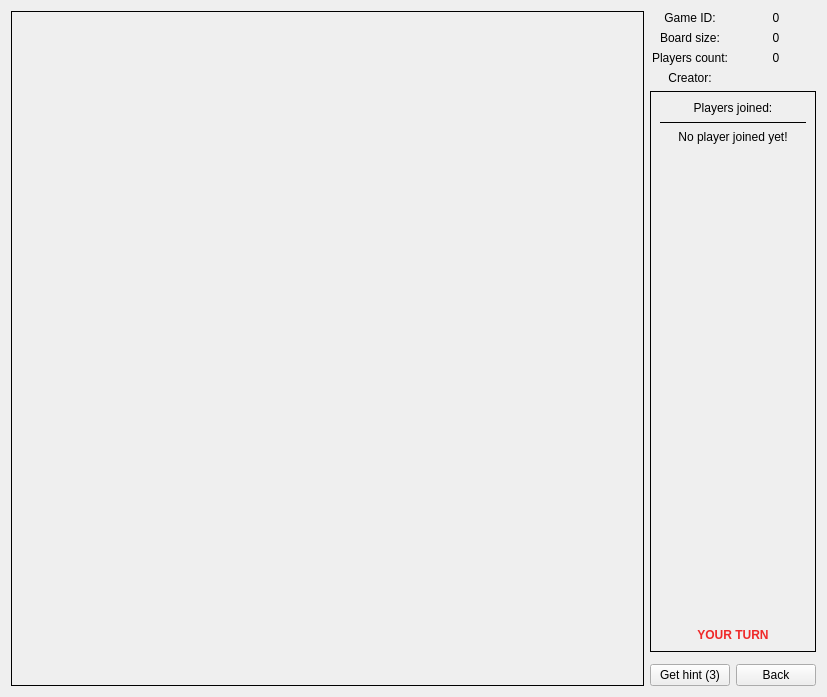
Qt form sos/gui/game_screen_ui.ui (tornado80/sos-game-client) before a commit.
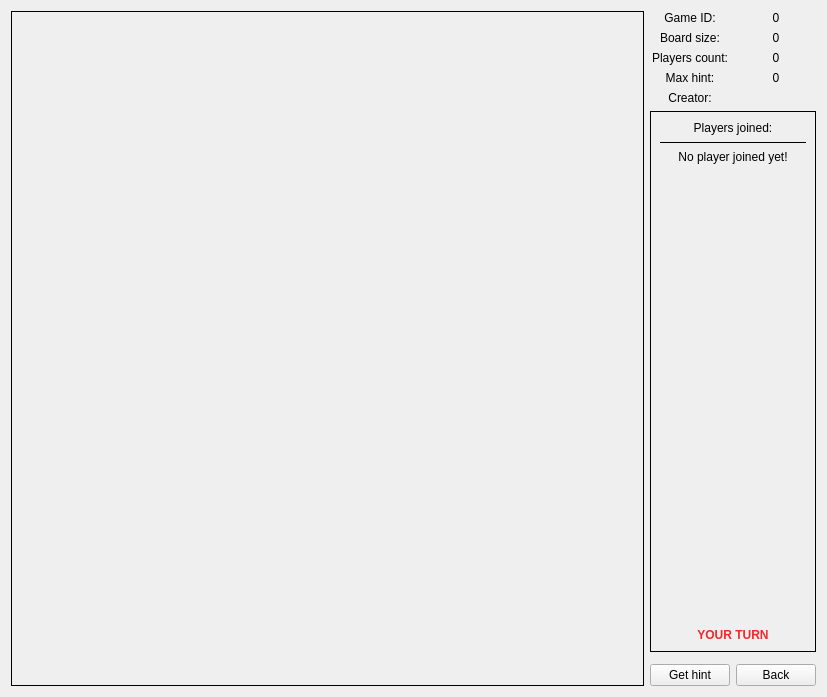
The same form after that commit.

Commit message: - Winner and related stuff done - Added hints

Patch:
```diff
--- a/sos/gui/game_screen_ui.ui
+++ b/sos/gui/game_screen_ui.ui
@@ -14,7 +14,7 @@
    <string>Form</string>
   </property>
   <layout class="QGridLayout" name="gridLayout_3">
-   <item row="3" column="1">
+   <item row="4" column="1">
     <widget class="QLabel" name="label_4">
      <property name="text">
       <string>Creator:</string>
@@ -24,7 +24,7 @@
      </property>
     </widget>
    </item>
-   <item row="4" column="1" colspan="2">
+   <item row="5" column="1" colspan="2">
     <widget class="QScrollArea" name="scrollArea_2">
      <property name="frameShape">
       <enum>QFrame::Box</enum>
@@ -41,7 +41,7 @@
         <x>0</x>
         <y>0</y>
         <width>180</width>
-        <height>554</height>
+        <height>531</height>
        </rect>
       </property>
       <layout class="QVBoxLayout" name="verticalLayout">
@@ -105,7 +105,7 @@
      </widget>
     </widget>
    </item>
-   <item row="0" column="0" rowspan="7">
+   <item row="0" column="0" rowspan="8">
     <widget class="QScrollArea" name="scrollArea">
      <property name="frameShape">
       <enum>QFrame::Box</enum>
@@ -149,7 +149,7 @@
      </property>
     </widget>
    </item>
-   <item row="6" column="2">
+   <item row="7" column="2">
     <widget class="QPushButton" name="backButton">
      <property name="text">
       <string>Back</string>
@@ -166,7 +166,7 @@
      </property>
     </widget>
    </item>
-   <item row="3" column="2">
+   <item row="4" column="2">
     <widget class="QLabel" name="creatorUsernameLabel">
      <property name="text">
       <string/>
@@ -206,10 +206,30 @@
      </property>
     </widget>
    </item>
-   <item row="6" column="1">
-    <widget class="QPushButton" name="pushButton">
+   <item row="7" column="1">
+    <widget class="QPushButton" name="getHintButton">
      <property name="text">
-      <string>Get hint (3)</string>
+      <string>Get hint</string>
+     </property>
+    </widget>
+   </item>
+   <item row="3" column="1">
+    <widget class="QLabel" name="label_5">
+     <property name="text">
+      <string>Max hint:</string>
+     </property>
+     <property name="alignment">
+      <set>Qt::AlignCenter</set>
+     </property>
+    </widget>
+   </item>
+   <item row="3" column="2">
+    <widget class="QLabel" name="maxHintLabel">
+     <property name="text">
+      <string>0</string>
+     </property>
+     <property name="alignment">
+      <set>Qt::AlignCenter</set>
      </property>
     </widget>
    </item>
```
The commit also changes 5 other files.
